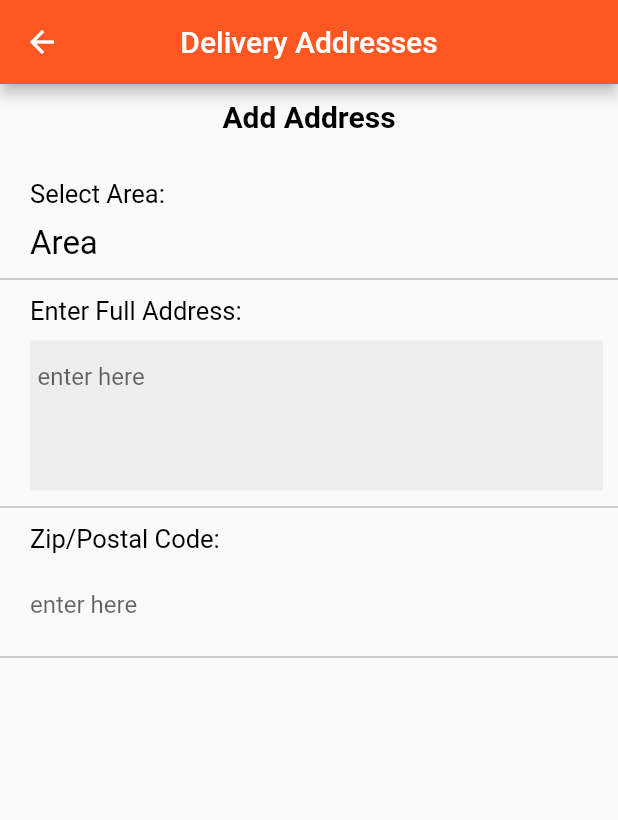
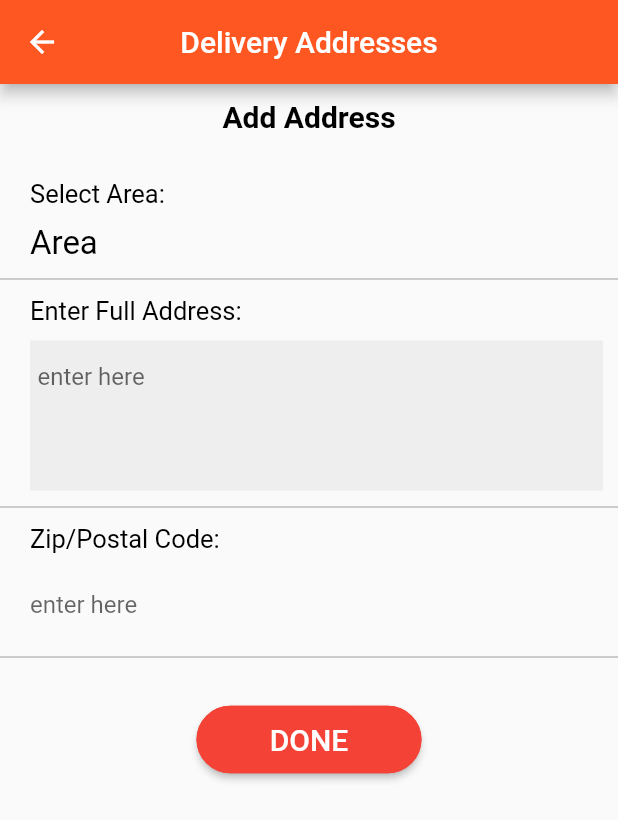
Before and after one commit to rahul-smash/restroappFlutter_dharmikBazar_resined, a Flutter app: the SaveDeliveryAddress screen opened directly, on a phone screen of 412 x 824 dp. Shown: the top 820 px of the screen. Run offline on Flutter 3.47's test engine with Material 2 defaults, Android fonts, the phone set to English and light mode, and no system bars; our stand-ins replace carousel_slider, dio, fluttertoast, shared_preferences, sqflite; missing offline and left inert: device_id; accounts and stored records are empty; network calls fail.

Commit message:
add address ui done

```diff
--- a/lib/src/Screens/SaveDeliveryAddress.dart
+++ b/lib/src/Screens/SaveDeliveryAddress.dart
@@ -140,6 +140,24 @@ class _SaveDeliveryAddressState extends State<SaveDeliveryAddress> {
             ),
           ),
           Divider(color: Colors.grey, height: 2.0),
+          Padding(
+            padding: EdgeInsets.fromLTRB(0, 30, 0, 0),
+            child: ButtonTheme(
+              minWidth: 150.0,
+              height: 45.0,
+              child: RaisedButton(
+                shape: new RoundedRectangleBorder(
+                    borderRadius: new BorderRadius.circular(28.0),
+                    side: BorderSide(color: Colors.red)
+                ),
+                onPressed: () {},
+                color: Colors.red,
+                padding: EdgeInsets.all(5.0),
+                textColor: Colors.white,
+                child: Text("Done".toUpperCase(),style: TextStyle(fontSize: 20)),
+              ),
+            ),
+          ),
         ],
       ),
     );
```
